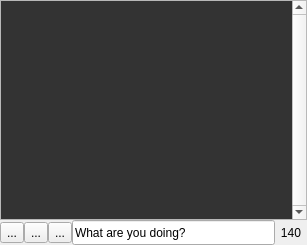
Above: ui/mainwindow.ui from ayoy/qtwitter before the change. Below: the same form after it.
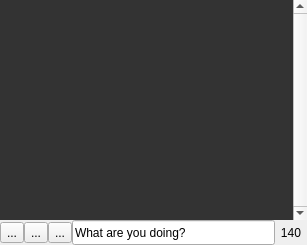
That is the form after the change. Icons and pictures are not drawn. Custom widgets are drawn as their Qt base class.

Commit message: Added Esc key binding for cancelling input in StatusEdit and fixed minor bugs in countdownLabel. Removed frame from statusListView, adjusted resize() methods in MainWindow and Tweet classes to be aware of the scroll bar's width - fixed SCROLLBAR_MARGIN caused problems with different L&F styles.

```diff
--- a/ui/mainwindow.ui
+++ b/ui/mainwindow.ui
@@ -71,6 +71,9 @@
      <property name="styleSheet">
       <string notr="true"/>
      </property>
+     <property name="frameShape">
+      <enum>QFrame::NoFrame</enum>
+     </property>
      <property name="verticalScrollBarPolicy">
       <enum>Qt::ScrollBarAlwaysOn</enum>
      </property>
```
The commit also changes 10 other files.
